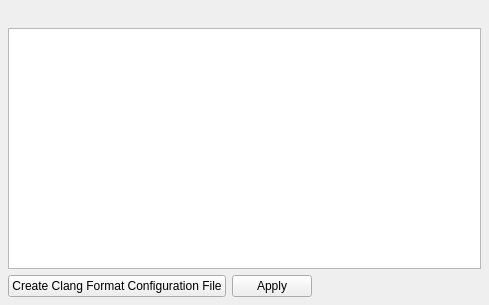
This is src/plugins/clangformat/clangformatconfigwidget.ui in qt-creator/qt-creator as Qt 5 draws it before an edit. The edited form follows.
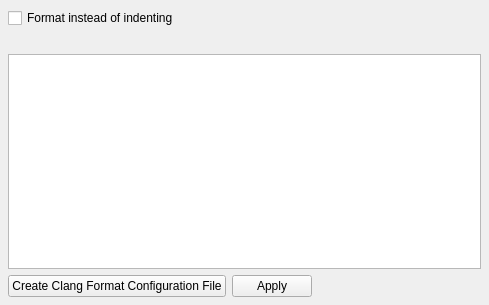
This is the edited form.

Commit message:
ClangFormat: Introduce check to format code instead of indenting
Ctrl+I with the new check will reformat the selected code or
the current line instead.

Diff of the .ui file:
```diff
--- a/src/plugins/clangformat/clangformatconfigwidget.ui
+++ b/src/plugins/clangformat/clangformatconfigwidget.ui
@@ -26,6 +26,13 @@
    <property name="bottomMargin">
     <number>8</number>
    </property>
+   <item>
+    <widget class="QCheckBox" name="formatAlways">
+     <property name="text">
+      <string>Format instead of indenting</string>
+     </property>
+    </widget>
+   </item>
    <item>
     <widget class="QLabel" name="projectHasClangFormat">
      <property name="text">
```
The commit also changes 15 other files.
